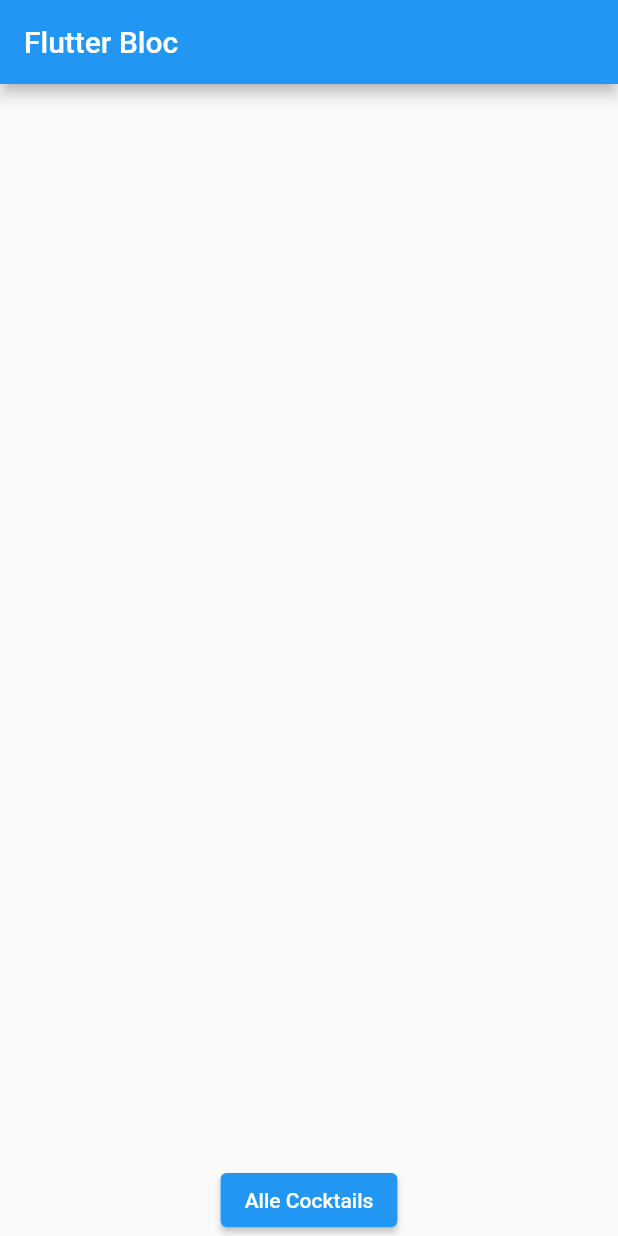
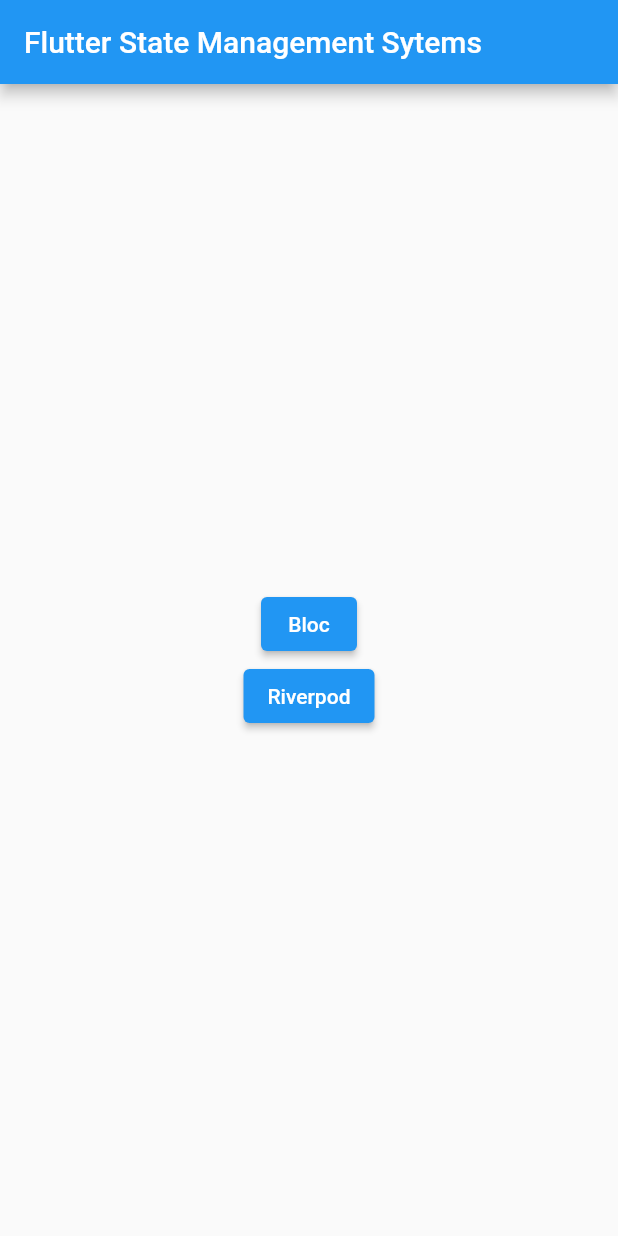
Before and after one commit to exlo89/youtube_example, a Flutter app: the screen it shows after launch, on a phone screen of 412 x 824 dp. Run offline on Flutter 3.47's test engine with Material 2 defaults, Android fonts, the phone set to English and light mode, and no system bars; our stand-ins replace bloc, dio, flutter_bloc, flutter_riverpod.

Commit message:
add riverpod

```diff
--- a/lib/bloc/home/home_bloc.dart
+++ b/lib/bloc/home/home_bloc.dart
@@ -2,6 +2,7 @@ import 'dart:async';
 
 import 'package:bloc/bloc.dart';
 import 'package:meta/meta.dart';
+import 'package:youtube/data_provider/cocktail_repository.dart';
 import 'package:youtube/models/cocktail_model.dart';
 
 part 'home_event.dart';
@@ -9,15 +10,15 @@ part 'home_event.dart';
 part 'home_state.dart';
 
 class HomeBloc extends Bloc<HomeEvent, HomeState> {
+  CocktailRepository repository = CocktailRepository();
+
   HomeBloc() : super(HomeInitial()) {
     on<HomeEvent>((event, emit) async {
       if (event is HomeFetchedCocktails) {
         // Status auf 'loading' setzen
         emit(HomeInProgressState());
         try {
-
-          await Future.delayed(const Duration(seconds: 3));
-          List<CocktailModel> cocktails = exampleCocktails;
+          List<CocktailModel> cocktails = await repository.getRandomCocktails();
 
           // status auf 'success' setzen und Daten übergeben
           emit(HomeSuccessState(cocktails));
--- a/lib/models/cocktail_model.dart
+++ b/lib/models/cocktail_model.dart
@@ -26,10 +26,8 @@ class CocktailModel {
     "strCategory": strCategory,
     "strDrink": strDrink,
   };
+  @override
+  String toString() {
+    return strDrink ?? super.toString();
+  }
 }
-
-List<CocktailModel> exampleCocktails = [
-  CocktailModel(strDrink: 'Sex On The Beach',strCategory: 'Cocktail'),
-  CocktailModel(strDrink: '501 Blue',strCategory: 'Gewöhnliches Getränk'),
-  CocktailModel(strDrink: 'Dry Martini',strCategory: 'Cocktail'),
-];
--- a/lib/my_app.dart
+++ b/lib/my_app.dart
@@ -1,5 +1,7 @@
 import 'package:flutter/material.dart';
-import 'package:youtube/screens/home.dart';
+import 'package:youtube/screens/home_bloc_screen.dart';
+import 'package:youtube/screens/home_riverpod_screen.dart';
+import 'package:youtube/screens/home_screen.dart';
 
 class MyApp extends StatelessWidget {
   const MyApp({super.key});
@@ -12,9 +14,10 @@ class MyApp extends StatelessWidget {
         primarySwatch: Colors.blue,
       ),
       routes: {
-        Home.routeName: (context) => const Home(),
+        HomeBlocScreen.routeName: (context) => const HomeBlocScreen(),
+        HomeRiverpodScreen.routeName: (context) => const HomeRiverpodScreen(),
       },
-      initialRoute: Home.routeName,
+      home: const HomeScreen()
     );
   }
 }
--- a/lib/screens/home.dart
+++ b/lib/screens/home_bloc_screen.dart
@@ -3,16 +3,16 @@ import 'package:flutter_bloc/flutter_bloc.dart';
 import 'package:youtube/bloc/home/home_bloc.dart';
 import 'package:youtube/models/cocktail_model.dart';
 
-class Home extends StatefulWidget {
-  static const String routeName = 'home';
+class HomeBlocScreen extends StatefulWidget {
+  static const String routeName = 'home-bloc';
 
-  const Home({super.key});
+  const HomeBlocScreen({super.key});
 
   @override
-  State<Home> createState() => _HomeState();
+  State<HomeBlocScreen> createState() => _HomeBlocScreenState();
 }
 
-class _HomeState extends State<Home> {
+class _HomeBlocScreenState extends State<HomeBlocScreen> {
   late HomeBloc _homeBloc;
 
   @override
@@ -52,10 +52,13 @@ class _HomeState extends State<Home> {
                 builder: (context, state) {
                   if (state is HomeInProgressState) {
                     return const Expanded(
-                        child: Center(child: CircularProgressIndicator()));
+                      child: Center(child: CircularProgressIndicator()),
+                    );
                   }
                   if (state is HomeSuccessState) {
-                    return Column(
+                    return Flexible(
+                      child: SingleChildScrollView(
+                        child: Column(
                           children: List<Widget>.generate(
                             state.cocktails.length,
                             (index) {
@@ -65,6 +68,8 @@ class _HomeState extends State<Home> {
                                 subtitle: Text(cocktail.strCategory.toString()),
                               );
                             },
+                          ),
+                        ),
                       ),
                     );
                   }
--- /dev/null
+++ b/lib/screens/home_screen.dart
@@ -0,0 +1,36 @@
+import 'package:flutter/material.dart';
+import 'package:youtube/screens/home_bloc_screen.dart';
+import 'package:youtube/screens/home_riverpod_screen.dart';
+
+class HomeScreen extends StatelessWidget {
+  const HomeScreen({Key? key}) : super(key: key);
+
+  @override
+  Widget build(BuildContext context) {
+    return Scaffold(
+      appBar: AppBar(
+        title: const Text('Flutter State Management Sytems'),
+      ),
+      body: Center(
+        child: Column(
+          crossAxisAlignment: CrossAxisAlignment.center,
+          mainAxisAlignment: MainAxisAlignment.center,
+          children: [
+            ElevatedButton(
+              onPressed: () {
+                Navigator.of(context).pushNamed(HomeBlocScreen.routeName);
+              },
+              child: const Text('Bloc'),
+            ),
+            ElevatedButton(
+              onPressed: () {
+                Navigator.of(context).pushNamed(HomeRiverpodScreen.routeName);
+              },
+              child: const Text('Riverpod'),
+            ),
+          ],
+        ),
+      ),
+    );
+  }
+}
--- a/pubspec.yaml
+++ b/pubspec.yaml
@@ -37,6 +37,8 @@ dependencies:
   # Use with the CupertinoIcons class for iOS style icons.
   cupertino_icons: ^1.0.2
   flutter_bloc: ^8.1.1
+  flutter_riverpod: ^2.1.1
+  dio: ^5.1.1
 
 dev_dependencies:
   flutter_test:
```
Also changed, not shown: lib/data_provider/api_handler.dart (added, +28 -0 lines), lib/data_provider/cocktail_repository.dart (added, +28 -0 lines), lib/main.dart (+6 -1 lines), lib/riverpod/future_cocktail_provider.dart (added, +13 -0 lines), lib/screens/home_riverpod_screen.dart (added, +97 -0 lines), pubspec.lock. Lines whose indentation alone changed are shown as unchanged.
